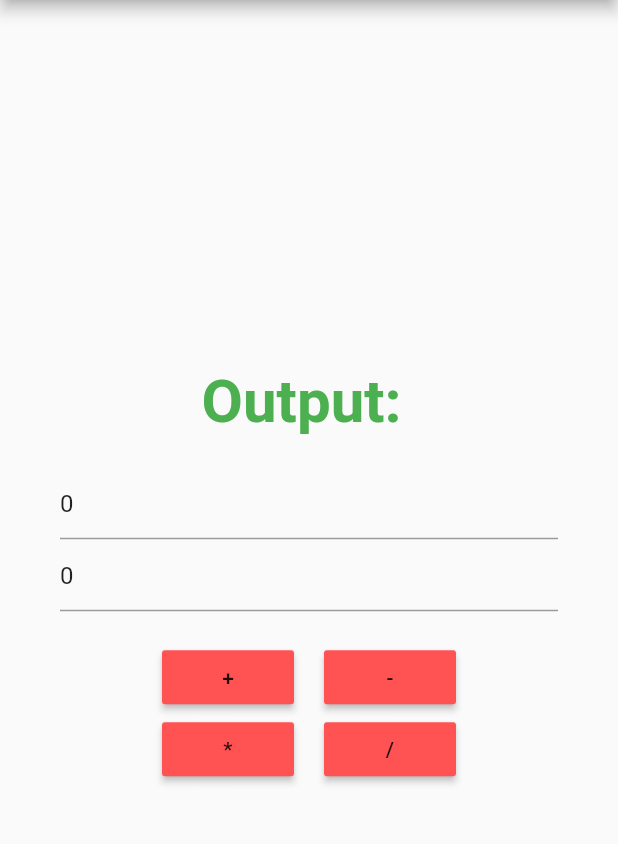
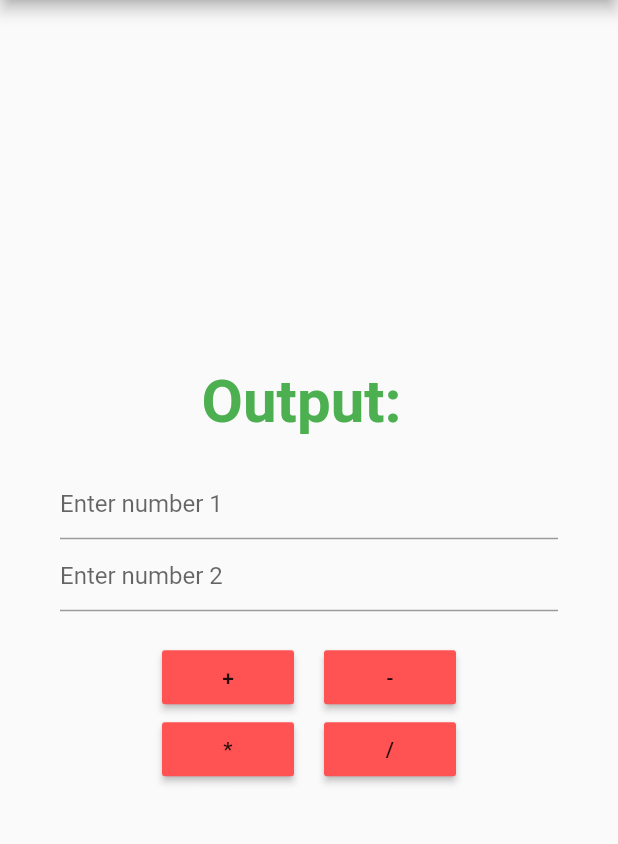
Before and after one commit to RohanTrix/Flutter-Dev, a Flutter app: the screen it shows after launch, on a phone screen of 412 x 824 dp, the part 84-928 px from its top. Run offline on Flutter 3.47's test engine with Material 2 defaults, Android fonts, the phone set to English and light mode, and no system bars.

Commit message:
Committed changes

```diff
--- a/calculator_app/lib/home_page.dart
+++ b/calculator_app/lib/home_page.dart
@@ -6,8 +6,8 @@ class HomePage extends StatefulWidget {
 
 class HomePageState extends State<HomePage> {
   var num1, num2, sum = 0;
-  final TextEditingController t1 = new TextEditingController(text: "0");
-  final TextEditingController t2 = new TextEditingController(text: "0");
+  final TextEditingController t1 = new TextEditingController(text: "");
+  final TextEditingController t2 = new TextEditingController(text: "");
 
   void doAddition() {
     this.setState(() {
```
